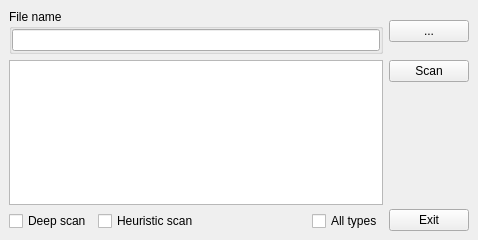
horsicq/DIE-engine, file lite_source/litemainwindow.ui: the form before one commit.
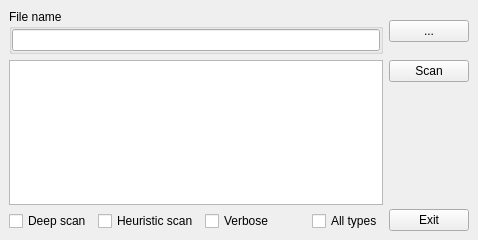
The form after the commit.

Patch:
```diff
--- a/lite_source/litemainwindow.ui
+++ b/lite_source/litemainwindow.ui
@@ -77,6 +77,13 @@
             </property>
            </widget>
           </item>
+          <item>
+           <widget class="QCheckBox" name="checkBoxVerbose">
+            <property name="text">
+             <string>Verbose</string>
+            </property>
+           </widget>
+          </item>
           <item>
            <spacer name="horizontalSpacer">
             <property name="orientation">
```
